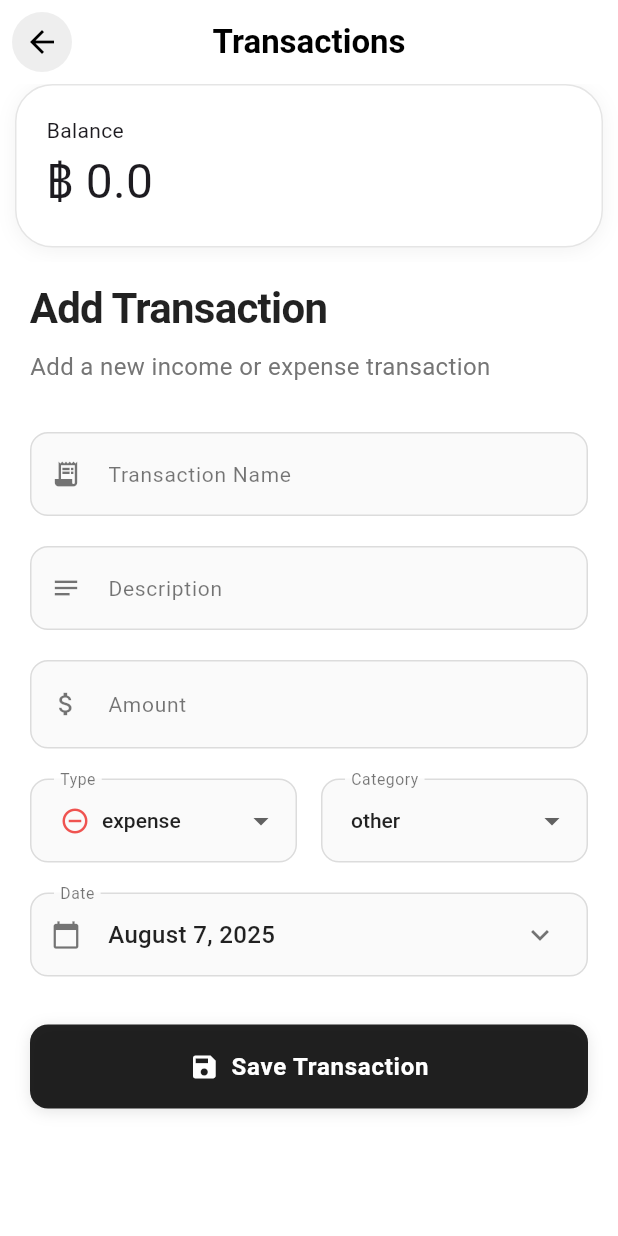
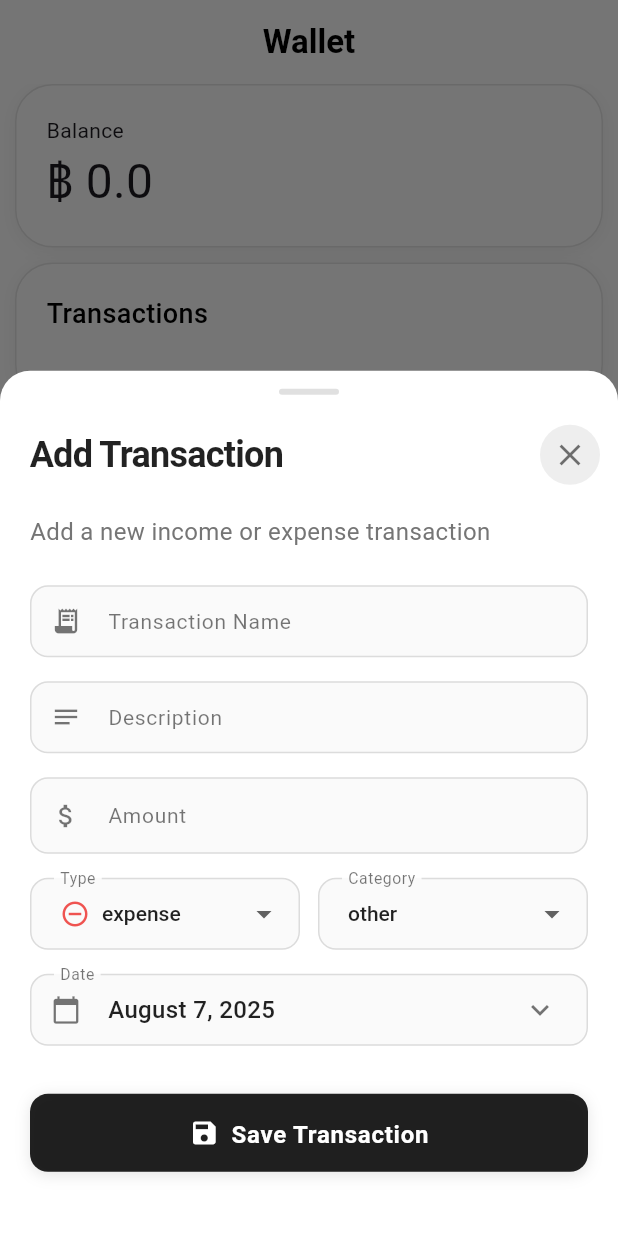
Before and after one commit to Apisit250aps/SavingQuests, a Flutter app: the screen it shows after launch, after a tap on an icon or button, on a phone screen of 412 x 824 dp. Run offline on Flutter 3.47's test engine with Material 3 defaults, Android fonts, the phone set to English and light mode, and no system bars; our stand-ins replace get, google_fonts, hive, hive_flutter, phosphor_flutter; accounts and stored records are empty; Roboto replaces fonts that are missing (Itim).

```diff
--- a/lib/components/app/transaction/statements.dart
+++ b/lib/components/app/transaction/statements.dart
@@ -105,6 +105,10 @@ class Statements extends GetWidget<WalletController> {
                   groupedTransactions.entries.map((entry) {
                     final date = entry.key;
                     final transactions = entry.value;
+                    final sortedTxs = [...transactions]; // สร้างสำเนา
+                    sortedTxs.sort(
+                      (a, b) => a.createdAt.compareTo(b.createdAt),
+                    );
 
                     return Column(
                       crossAxisAlignment: CrossAxisAlignment.start,
@@ -123,7 +127,7 @@ class Statements extends GetWidget<WalletController> {
                         ),
 
                         // Transactions for this date
-                        ...transactions.map(
+                        ...sortedTxs.map(
                           (tx) => Padding(
                             padding: const EdgeInsets.only(bottom: 8),
                             child: TransactionItem(transaction: tx),
--- a/lib/components/app/transaction/transaction_form.dart
+++ b/lib/components/app/transaction/transaction_form.dart
@@ -44,29 +44,19 @@ class _TransactionFormState extends State<TransactionForm> {
 
       _controller.addTransaction(transaction);
 
-      ScaffoldMessenger.of(context).showSnackBar(
-        SnackBar(
-          content: const Text(
+      // Show success message and close bottom sheet
+      Get.back();
+      Get.snackbar(
+        'Success',
         'Transaction saved successfully',
-            style: TextStyle(
-              color: Colors.white,
-              fontWeight: FontWeight.w500,
-            ),
-          ),
-          backgroundColor: Colors.black87,
-          behavior: SnackBarBehavior.floating,
-          shape: RoundedRectangleBorder(
-            borderRadius: BorderRadius.circular(12),
-          ),
+        backgroundColor: Colors.green.withOpacity(0.1),
+        colorText: Colors.green[700],
+        snackPosition: SnackPosition.TOP,
+        duration: const Duration(seconds: 2),
         margin: const EdgeInsets.all(16),
-        ),
+        borderRadius: 12,
+        icon: const Icon(Icons.check_circle, color: Colors.green),
       );
-      _formKey.currentState?.reset();
-      setState(() {
-        _selectedType = TransactionType.expense;
-        _selectedCategory = TransactionCategory.other;
-        _selectedDate = DateTime.now();
-      });
     }
   }
 
@@ -105,9 +95,8 @@ class _TransactionFormState extends State<TransactionForm> {
         fontSize: 14,
         fontWeight: FontWeight.w400,
       ),
-      prefixIcon: icon != null
-        ? Icon(icon, color: Colors.black54, size: 20)
-        : null,
+      prefixIcon:
+          icon != null ? Icon(icon, color: Colors.black54, size: 20) : null,
       border: OutlineInputBorder(
         borderRadius: BorderRadius.circular(12),
         borderSide: const BorderSide(color: Colors.black12, width: 1),
@@ -130,38 +119,71 @@ class _TransactionFormState extends State<TransactionForm> {
       ),
       filled: true,
       fillColor: Colors.grey[50],
-      contentPadding: const EdgeInsets.symmetric(horizontal: 16, vertical: 16),
+      contentPadding: const EdgeInsets.symmetric(horizontal: 16, vertical: 12),
     );
   }
 
   @override
   Widget build(BuildContext context) {
     return Container(
+      height: Get.height * 0.7,
+      decoration: const BoxDecoration(
         color: Colors.white,
-      child: Padding(
-        padding: const EdgeInsets.all(10),
+        borderRadius: BorderRadius.vertical(
+          top: Radius.circular(20),
+        ),
+      ),
+      child: Column(
+        children: [
+          // Bottom Sheet Handle
+          Container(
+            width: 40,
+            height: 4,
+            margin: const EdgeInsets.only(top: 12, bottom: 8),
+            decoration: BoxDecoration(
+              color: Colors.grey[300],
+              borderRadius: BorderRadius.circular(2),
+            ),
+          ),
+
+          // Header with Close Button
+          Container(
+            padding: const EdgeInsets.fromLTRB(20, 8, 8, 16),
+            child: Row(
+              children: [
+                const Expanded(
+                  child: Text(
+                    'Add Transaction',
+                    style: TextStyle(
+                      fontSize: 24,
+                      fontWeight: FontWeight.w700,
+                      color: Colors.black87,
+                      letterSpacing: -0.5,
+                    ),
+                  ),
+                ),
+                IconButton(
+                  onPressed: () => Get.back(),
+                  icon: const Icon(Icons.close, color: Colors.black54),
+                  padding: const EdgeInsets.all(8),
+                ),
+              ],
+            ),
+          ),
+
+          // Scrollable Form Content
+          Expanded(
+            child: SingleChildScrollView(
+              padding: const EdgeInsets.fromLTRB(20, 0, 20, 20),
               child: Form(
                 key: _formKey,
                 child: Column(
                   crossAxisAlignment: CrossAxisAlignment.stretch,
                   children: [
-              // Header
-              Container(
-                padding: const EdgeInsets.only(bottom: 32),
-                child: Column(
-                  crossAxisAlignment: CrossAxisAlignment.start,
-                  children: [
-                    const Text(
-                      'Add Transaction',
-                      style: TextStyle(
-                        fontSize: 28,
-                        fontWeight: FontWeight.w700,
-                        color: Colors.black87,
-                        letterSpacing: -0.5,
-                      ),
-                    ),
-                    const SizedBox(height: 8),
-                    Text(
+                    // Subtitle
+                    Padding(
+                      padding: const EdgeInsets.only(bottom: 24),
+                      child: Text(
                         'Add a new income or expense transaction',
                         style: TextStyle(
                           fontSize: 16,
@@ -169,40 +191,49 @@ class _TransactionFormState extends State<TransactionForm> {
                           fontWeight: FontWeight.w400,
                         ),
                       ),
-                  ],
-                ),
                     ),
 
                     // Form Fields
                     TextFormField(
                       controller: _nameController,
-                decoration: _buildInputDecoration('Transaction Name', icon: Icons.receipt_long),
+                      decoration: _buildInputDecoration(
+                        'Transaction Name',
+                        icon: Icons.receipt_long,
+                      ),
                       style: const TextStyle(
                         fontSize: 16,
                         color: Colors.black87,
                         fontWeight: FontWeight.w500,
                       ),
                       validator: (value) =>
-                    value == null || value.isEmpty ? 'Please enter a name' : null,
+                          value == null || value.isEmpty
+                              ? 'Please enter a name'
+                              : null,
                     ),
-              const SizedBox(height: 20),
+                    const SizedBox(height: 16),
 
                     TextFormField(
                       controller: _descController,
-                decoration: _buildInputDecoration('Description', icon: Icons.notes),
+                      decoration: _buildInputDecoration(
+                        'Description',
+                        icon: Icons.notes,
+                      ),
                       style: const TextStyle(
                         fontSize: 16,
                         color: Colors.black87,
                         fontWeight: FontWeight.w400,
                       ),
-                maxLines: 3,
+                      maxLines: 2,
                       minLines: 1,
                     ),
-              const SizedBox(height: 20),
+                    const SizedBox(height: 16),
 
                     TextFormField(
                       controller: _amountController,
-                decoration: _buildInputDecoration('Amount', icon: Icons.attach_money),
+                      decoration: _buildInputDecoration(
+                        'Amount',
+                        icon: Icons.attach_money,
+                      ),
                       style: const TextStyle(
                         fontSize: 18,
                         color: Colors.black87,
@@ -214,7 +245,7 @@ class _TransactionFormState extends State<TransactionForm> {
                               ? 'Please enter a valid amount'
                               : null,
                     ),
-              const SizedBox(height: 20),
+                    const SizedBox(height: 16),
 
                     Row(
                       children: [
@@ -222,7 +253,8 @@ class _TransactionFormState extends State<TransactionForm> {
                           child: DropdownButtonFormField<TransactionType>(
                             value: _selectedType,
                             items: TransactionType.values
-                          .map((type) => DropdownMenuItem(
+                                .map(
+                                  (type) => DropdownMenuItem(
                                     value: type,
                                     child: Row(
                                       children: [
@@ -245,7 +277,8 @@ class _TransactionFormState extends State<TransactionForm> {
                                         ),
                                       ],
                                     ),
-                              ))
+                                  ),
+                                )
                                 .toList(),
                             onChanged: (val) {
                               if (val != null) setState(() => _selectedType = val);
@@ -255,12 +288,13 @@ class _TransactionFormState extends State<TransactionForm> {
                             style: const TextStyle(color: Colors.black87),
                           ),
                         ),
-                  const SizedBox(width: 16),
+                        const SizedBox(width: 12),
                         Expanded(
                           child: DropdownButtonFormField<TransactionCategory>(
                             value: _selectedCategory,
                             items: TransactionCategory.values
-                          .map((category) => DropdownMenuItem(
+                                .map(
+                                  (category) => DropdownMenuItem(
                                     value: category,
                                     child: Text(
                                       category.name,
@@ -269,10 +303,12 @@ class _TransactionFormState extends State<TransactionForm> {
                                         fontWeight: FontWeight.w500,
                                       ),
                                     ),
-                              ))
+                                  ),
+                                )
                                 .toList(),
                             onChanged: (val) {
-                        if (val != null) setState(() => _selectedCategory = val);
+                              if (val != null)
+                                setState(() => _selectedCategory = val);
                             },
                             decoration: _buildInputDecoration('Category'),
                             dropdownColor: Colors.white,
@@ -281,13 +317,16 @@ class _TransactionFormState extends State<TransactionForm> {
                         ),
                       ],
                     ),
-              const SizedBox(height: 20),
+                    const SizedBox(height: 16),
 
                     InkWell(
                       onTap: () => _pickDate(context),
                       borderRadius: BorderRadius.circular(12),
                       child: InputDecorator(
-                  decoration: _buildInputDecoration('Date', icon: Icons.calendar_today),
+                        decoration: _buildInputDecoration(
+                          'Date',
+                          icon: Icons.calendar_today,
+                        ),
                         child: Row(
                           mainAxisAlignment: MainAxisAlignment.spaceBetween,
                           children: [
@@ -311,7 +350,7 @@ class _TransactionFormState extends State<TransactionForm> {
 
                     // Submit Button
                     Container(
-                height: 56,
+                      height: 52,
                       decoration: BoxDecoration(
                         borderRadius: BorderRadius.circular(12),
                         boxShadow: [
@@ -350,9 +389,15 @@ class _TransactionFormState extends State<TransactionForm> {
                         ),
                       ),
                     ),
+
+                    // Bottom padding for safe area
+                    SizedBox(height: MediaQuery.of(context).padding.bottom + 16),
                   ],
                 ),
               ),
+            ),
+          ),
+        ],
       ),
     );
   }
--- a/lib/views/main_view.dart
+++ b/lib/views/main_view.dart
@@ -1,6 +1,7 @@
 import 'package:flutter/material.dart';
 import 'package:get/get.dart';
 import 'package:phosphor_flutter/phosphor_flutter.dart';
+import 'package:save_quests/components/app/transaction/transaction_form.dart';
 import 'package:save_quests/controllers/view_controller.dart';
 import 'package:save_quests/views/transactions_view.dart';
 
@@ -27,7 +28,12 @@ class MainView extends GetView<ViewController> {
         ),
       ),
       floatingActionButton: FloatingActionButton(
-        onPressed: () => Get.to(TransactionsView()),
+        onPressed:
+            () => Get.bottomSheet(
+              TransactionForm(),
+              isScrollControlled: true,
+              backgroundColor: Colors.transparent,
+            ),
         shape: CircleBorder(),
         backgroundColor: Colors.black87,
         child: Icon(PhosphorIcons.piggyBank(), size: 32.0, color: Colors.white),
```
Lines whose indentation alone changed are shown as unchanged.
